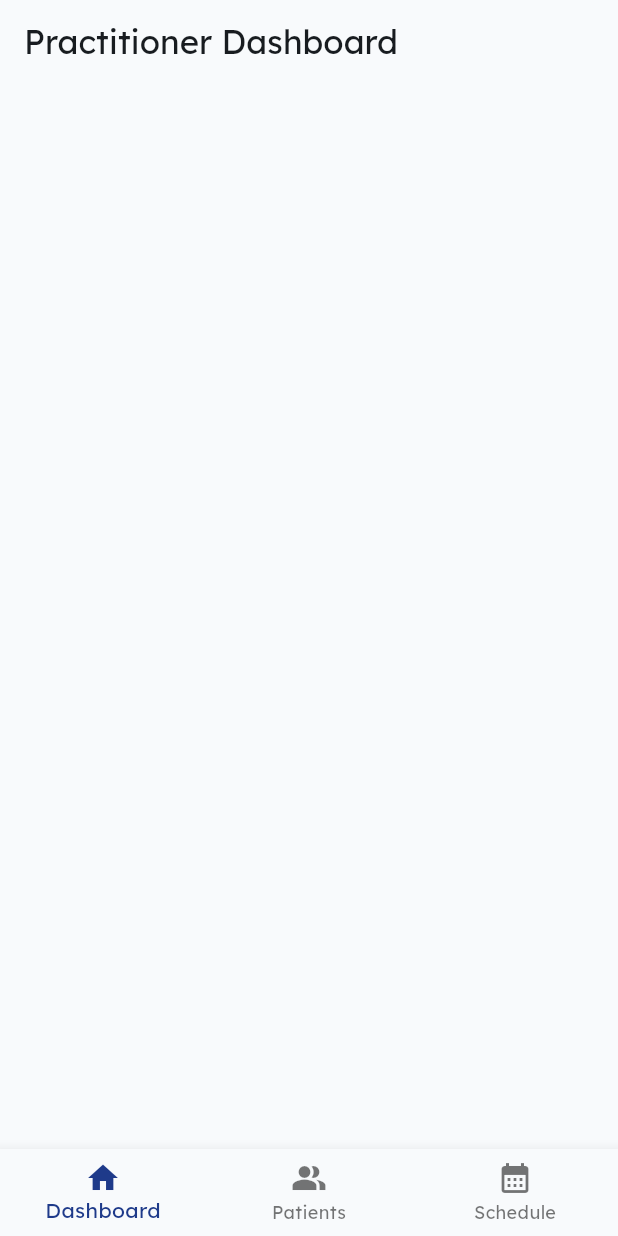
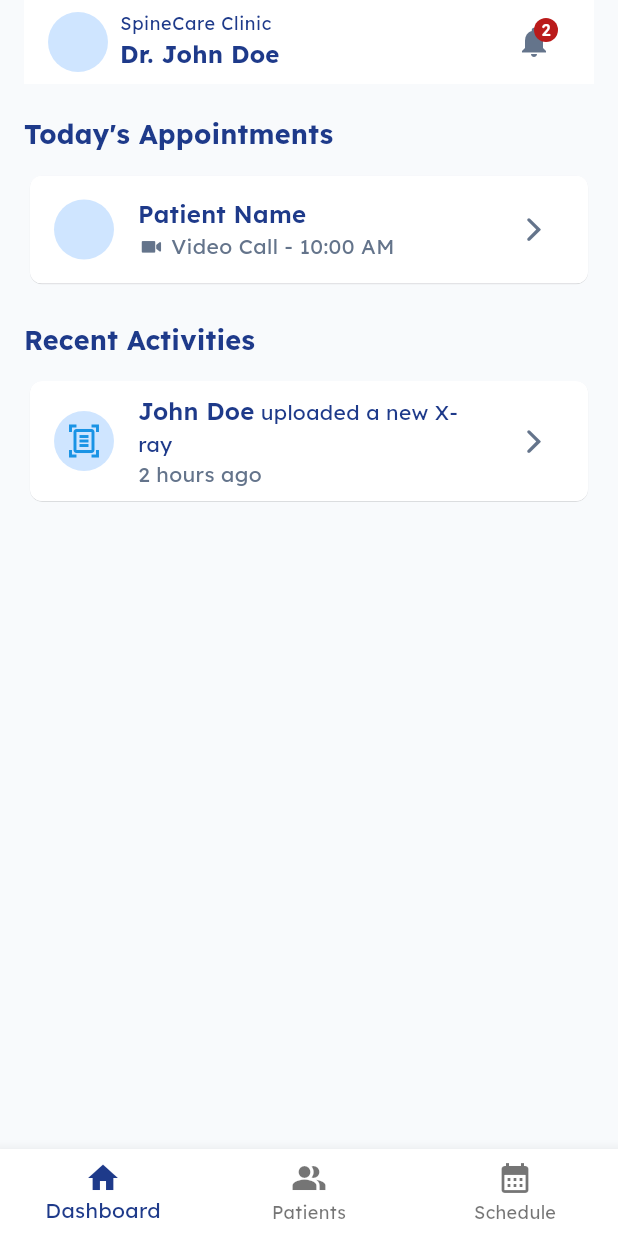
Before and after one commit to DewminaUdayashan/ayur-scoliosis-management, a Flutter app: the screen it shows after launch, on a phone screen of 412 x 824 dp. Run offline on Flutter 3.47's test engine with Material 3 defaults, Android fonts, the phone set to English and light mode, and no system bars; our stand-ins replace flutter_hooks, go_router, google_fonts, hooks_riverpod, pinput, riverpod_annotation; generated files the repository leaves out were written again.

Commit message:
feat: practitioner dashboard UI

```diff
--- a/lib/core/constants/size.dart
+++ b/lib/core/constants/size.dart
@@ -1,5 +1,5 @@
 import 'package:flutter/widgets.dart';
 
 const radiusFull = BorderRadius.all(Radius.circular(100));
-
+const radius8 = BorderRadius.all(Radius.circular(8));
 const horizontalPadding = EdgeInsets.symmetric(horizontal: 16);
--- /dev/null
+++ b/lib/pages/practitioner/dashboard/practitioner_dashboard.dart
@@ -0,0 +1,31 @@
+import 'package:ayur_scoliosis_management/core/constants/size.dart';
+import 'package:ayur_scoliosis_management/core/extensions/widgets.dart';
+import 'package:ayur_scoliosis_management/pages/practitioner/dashboard/widgets/activity_card.dart';
+import 'package:ayur_scoliosis_management/pages/practitioner/dashboard/widgets/app_bar.dart';
+import 'package:ayur_scoliosis_management/pages/practitioner/dashboard/widgets/appointment_card.dart';
+import 'package:ayur_scoliosis_management/widgets/page_title.dart';
+import 'package:ayur_scoliosis_management/widgets/sliver_sized_box.dart';
+import 'package:flutter/cupertino.dart';
+import 'package:flutter/material.dart';
+import 'package:hooks_riverpod/hooks_riverpod.dart';
+
+class PractitionerDashboard extends HookConsumerWidget {
+  const PractitionerDashboard({super.key});
+  @override
+  Widget build(BuildContext context, WidgetRef ref) {
+    return Padding(
+      padding: horizontalPadding,
+      child: CustomScrollView(
+        slivers: [
+          PractitionerAppBar(),
+          SliverSizedBox(height: 20),
+          PageTitle(title: 'Today\'s Appointments'),
+          AppointmentCard().sliverToBoxAdapter,
+          SliverSizedBox(height: 20),
+          PageTitle(title: 'Recent Activities'),
+          ActivityCard().sliverToBoxAdapter,
+        ],
+      ),
+    );
+  }
+}
--- /dev/null
+++ b/lib/pages/practitioner/dashboard/widgets/activity_card.dart
@@ -0,0 +1,63 @@
+import 'package:ayur_scoliosis_management/core/constants/size.dart'
+    show radius8;
+import 'package:ayur_scoliosis_management/core/extensions/theme.dart';
+import 'package:ayur_scoliosis_management/core/theme.dart';
+import 'package:flutter/cupertino.dart';
+import 'package:flutter/material.dart';
+
+class ActivityCard extends StatelessWidget {
+  const ActivityCard({super.key});
+
+  @override
+  Widget build(BuildContext context) {
+    return Card(
+      surfaceTintColor: Colors.transparent,
+      shape: RoundedRectangleBorder(borderRadius: radius8),
+      elevation: 0.2,
+      child: ListTile(
+        tileColor: Colors.white,
+        shape: RoundedRectangleBorder(borderRadius: radius8),
+        leading: CircleAvatar(
+          child: Icon(Icons.document_scanner_outlined, color: AppTheme.primary),
+        ),
+        title: RichText(
+          text: TextSpan(
+            text: 'John Doe',
+            style: context.textTheme.titleMedium?.copyWith(
+              fontWeight: FontWeight.w600,
+              color: AppTheme.textPrimary,
+            ),
+            children: [
+              TextSpan(
+                text: ' uploaded a new X-ray',
+                style: context.textTheme.bodyMedium?.copyWith(
+                  color: AppTheme.textPrimary,
+                ),
+              ),
+            ],
+          ),
+        ),
+        subtitle: Row(
+          children: [
+            Text(
+              '2 hours ago',
+              style: context.textTheme.bodyMedium?.copyWith(
+                color: AppTheme.textSecondary,
+              ),
+            ),
+          ],
+        ),
+        trailing: Icon(
+          CupertinoIcons.chevron_forward,
+          color: AppTheme.textSecondary,
+        ),
+        titleTextStyle: context.textTheme.titleMedium?.copyWith(
+          fontWeight: FontWeight.w600,
+        ),
+        onTap: () {
+          // Navigate to appointment details
+        },
+      ),
+    );
+  }
+}
--- /dev/null
+++ b/lib/pages/practitioner/dashboard/widgets/appointment_card.dart
@@ -0,0 +1,62 @@
+import 'package:ayur_scoliosis_management/core/constants/size.dart'
+    show radius8;
+import 'package:ayur_scoliosis_management/core/extensions/theme.dart';
+import 'package:ayur_scoliosis_management/core/theme.dart';
+import 'package:flutter/cupertino.dart';
+import 'package:flutter/material.dart';
+
+class AppointmentCard extends StatelessWidget {
+  const AppointmentCard({super.key});
+
+  @override
+  Widget build(BuildContext context) {
+    return Card(
+      surfaceTintColor: Colors.transparent,
+      shape: RoundedRectangleBorder(borderRadius: radius8),
+      elevation: 0.2,
+      child: ListTile(
+        tileColor: Colors.white,
+        shape: RoundedRectangleBorder(borderRadius: radius8),
+        leading: CircleAvatar(),
+        title: Text('Patient Name'),
+        subtitle: Row(
+          spacing: 4,
+          children: [
+            Icon(
+              CupertinoIcons.video_camera_solid,
+              color: AppTheme.textSecondary,
+              size: 18,
+            ),
+            Text(
+              'Video Call - 10:00 AM',
+              style: context.textTheme.bodyMedium?.copyWith(
+                color: AppTheme.textSecondary,
+              ),
+            ),
+            // Icon(
+            //   CupertinoIcons.briefcase_fill,
+            //   color: AppTheme.textSecondary,
+            //   size: 18,
+            // ),
+            // Text(
+            //   'In-person - 10:00 AM',
+            //   style: context.textTheme.bodyMedium?.copyWith(
+            //     color: AppTheme.textSecondary,
+            //   ),
+            // ),
+          ],
+        ),
+        trailing: Icon(
+          CupertinoIcons.chevron_forward,
+          color: AppTheme.textSecondary,
+        ),
+        titleTextStyle: context.textTheme.titleMedium?.copyWith(
+          fontWeight: FontWeight.w600,
+        ),
+        onTap: () {
+          // Navigate to appointment details
+        },
+      ),
+    );
+  }
+}
--- a/lib/pages/practitioner/practitioner_dashboard.dart
+++ /dev/null
@@ -1,19 +0,0 @@
-import 'package:flutter/material.dart';
-import 'package:hooks_riverpod/hooks_riverpod.dart';
-
-class PractitionerDashboard extends HookConsumerWidget {
-  const PractitionerDashboard({super.key});
-  @override
-  Widget build(BuildContext context, WidgetRef ref) {
-    return CustomScrollView(
-      slivers: [
-        SliverAppBar(
-          title: const Text('Practitioner Dashboard'),
-          floating: true,
-          snap: true,
-          pinned: true,
-        ),
-      ],
-    );
-  }
-}
--- a/lib/providers/page/page.dart
+++ b/lib/providers/page/page.dart
@@ -1,5 +1,5 @@
 import 'package:ayur_scoliosis_management/models/page/page.dart';
-import 'package:ayur_scoliosis_management/pages/practitioner/practitioner_dashboard.dart';
+import 'package:ayur_scoliosis_management/pages/practitioner/dashboard/practitioner_dashboard.dart';
 import 'package:flutter/material.dart' hide Page;
 import 'package:hooks_riverpod/hooks_riverpod.dart';
 import 'package:riverpod_annotation/riverpod_annotation.dart';
--- a/lib/screens/home/home_screen.dart
+++ b/lib/screens/home/home_screen.dart
@@ -1,4 +1,3 @@
-import 'package:ayur_scoliosis_management/core/extensions/theme.dart';
 import 'package:ayur_scoliosis_management/providers/page/active_page.dart';
 import 'package:ayur_scoliosis_management/providers/page/page.dart';
 import 'package:flutter/material.dart';
@@ -12,7 +11,7 @@ class HomeScreen extends HookConsumerWidget {
     return Scaffold(
       body: pages[ref.watch(activePageProvider)].page,
       bottomNavigationBar: BottomNavigationBar(
-        backgroundColor: context.colorScheme.surface,
+        backgroundColor: Colors.white,
         onTap: ref.read(activePageProvider.notifier).setActivePage,
         currentIndex: ref.watch(activePageProvider),
         items: pages
```
Also changed, not shown: lib/core/extensions/widgets.dart (added, +17 -0 lines), lib/pages/practitioner/dashboard/widgets/app_bar.dart (added, +46 -0 lines), lib/widgets/page_title.dart (added, +22 -0 lines), lib/widgets/sliver_sized_box.dart (added, +14 -0 lines).
